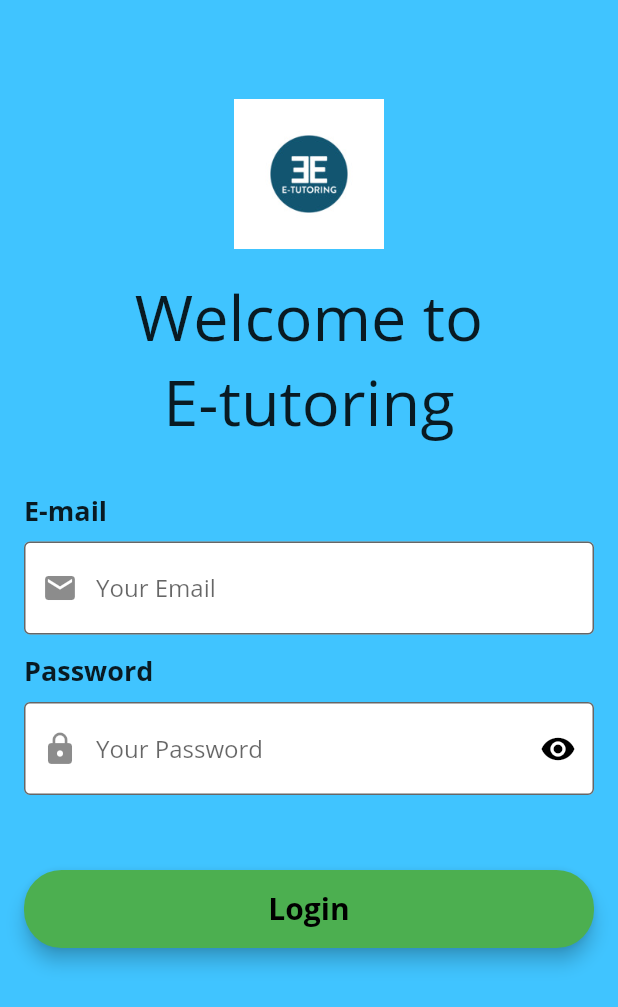
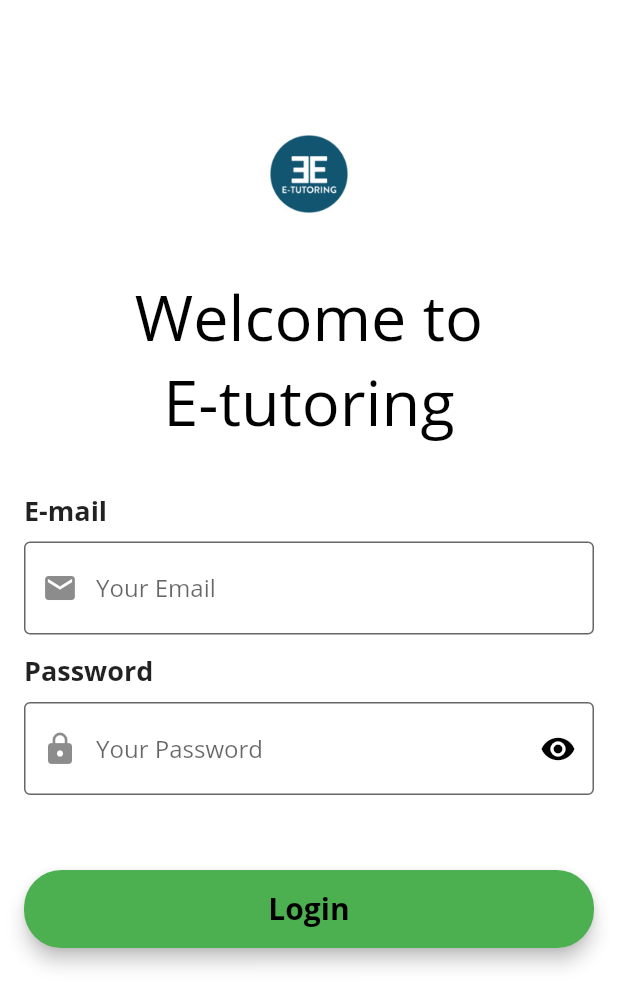
Before and after one commit to John-Hundred/Etutoring, a Flutter app: the screen it shows after launch, on a phone screen of 412 x 824 dp. Shown: the top 1007 px of the screen. Run offline on Flutter 3.47's test engine with Material 2 defaults, Android fonts, the phone set to English and light mode, and no system bars; our stand-ins replace carousel_slider, flutter_secure_storage, font_awesome_flutter, scrollable_positioned_list; missing offline and left inert: move_to_background.

```diff
--- a/lib/screens/login.dart
+++ b/lib/screens/login.dart
@@ -1,4 +1,5 @@
 import 'package:argon_flutter/config/config.dart';
+import 'package:argon_flutter/constants/Theme.dart';
 import 'package:argon_flutter/widgets/button_widget.dart';
 import 'package:argon_flutter/widgets/title_widget.dart';
 import 'package:flutter/material.dart';
@@ -134,7 +135,7 @@ class _LoginState extends State<Login> {
           return false;
         },
         child: Scaffold(
-          backgroundColor: Colors.lightBlueAccent,
+          backgroundColor: Colors.white,
           body: Form(
             key: formKey,
             child: ListView(
@@ -143,7 +144,10 @@ class _LoginState extends State<Login> {
                 const SizedBox(height: 50),
                 Image.asset('assets/img/logo_size.jpg',
                     height: 100, width: 100),
-                TitleWidget(icon: Icons.login, text: 'Welcome to\nE-tutoring'),
+                TitleWidget(
+                    icon: Icons.login,
+                    text: 'Welcome to\nE-tutoring',
+                    color: ArgonColors.black),
                 const SizedBox(height: 32),
                 buildName(),
                 const SizedBox(height: 12),
@@ -157,7 +161,7 @@ class _LoginState extends State<Login> {
                       child: Container(
                           margin: EdgeInsets.only(bottom: 30),
                           child: CircularProgressIndicator(
-                            backgroundColor: Colors.white,
+                            backgroundColor: ArgonColors.redUnito,
                           ))),
                 )
               ],
--- a/lib/screens/mycourse.dart
+++ b/lib/screens/mycourse.dart
@@ -3,7 +3,6 @@ import 'dart:convert';
 
 import 'package:argon_flutter/config/config.dart';
 import 'package:argon_flutter/widgets/drawer.dart';
-import 'package:argon_flutter/widgets/navbar.dart';
 import 'package:flutter/material.dart';
 import 'package:http/http.dart' as http;
 
--- a/lib/widgets/title_widget.dart
+++ b/lib/widgets/title_widget.dart
@@ -3,12 +3,10 @@ import 'package:flutter/material.dart';
 class TitleWidget extends StatelessWidget {
   final IconData icon;
   final String text;
+  final Color color;
 
-  const TitleWidget({
-    Key key,
-    this.icon,
-    this.text,
-  }) : super(key: key);
+  const TitleWidget({Key key, this.icon, this.text, this.color})
+      : super(key: key);
 
   @override
   Widget build(BuildContext context) => Column(
@@ -17,7 +15,8 @@ class TitleWidget extends StatelessWidget {
           const SizedBox(height: 16),
           Text(
             text,
-            style: TextStyle(fontSize: 42, fontWeight: FontWeight.w400),
+            style: TextStyle(
+                fontSize: 42, fontWeight: FontWeight.w400, color: this.color),
             textAlign: TextAlign.center,
           ),
         ],
```
